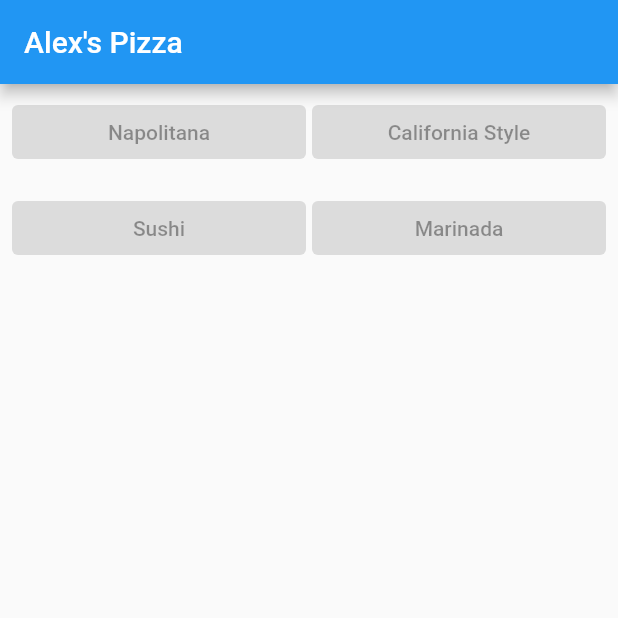
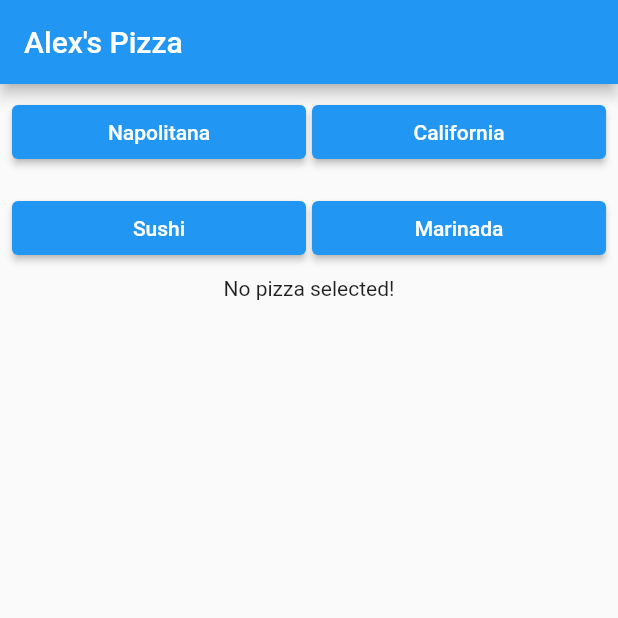
Before and after one commit to alexskrms/pizza-restaurant, a Flutter app: the screen it shows after launch, on a phone screen of 412 x 824 dp, the top half of it. Run offline on Flutter 3.47's test engine with Material 2 defaults, Android fonts, the phone set to English and light mode, and no system bars; our stand-ins replace rxdart.

Commit message:
Finished app to ask for pizzas using bloc architecture in flutter.

```diff
--- a/lib/blocs/bloc.dart
+++ b/lib/blocs/bloc.dart
@@ -1,3 +1,39 @@
+import 'dart:async';
+
+import 'package:rxdart/rxdart.dart';
+
 class Bloc {
+  final orders = StreamController<String>();
+  Stream<String> get showOrders => orders.stream.transform(validateOrder);
+  static final _pizzasList = {
+    "Sushi": 2,
+    "Napolitana": 3,
+    "California": 4,
+    "Marinada": 1
+  };
 
+  static final _pizzasImages = {
+    "Sushi": "http://pngimg.com/uploads/pizza/pizza_PNG44077.png",
+    "Napolitana": "http://pngimg.com/uploads/pizza/pizza_PNG44078",
+    "California": "http://pngimg.com/uploads/pizza/pizza_PNG44081",
+    "Marinada": "http://pngimg.com/uploads/pizza/pizza_PNG44084"
+  };
+
+  final validateOrder = StreamTransformer<String, String>.fromHandlers(handleData: (order, sink) {
+    if(_pizzasList[order] != null){
+      if(_pizzasList[order]! > 0){
+        sink.add(_pizzasImages[order].toString());
+        final quantity = _pizzasList[order];
+        _pizzasList[order] = (quantity! - 1);
+      }else{
+        sink.addError("Pizza not available");
+      }
+    }else{
+      sink.addError("Pizza not found");
+    }
+  });
+
+  void newOrder(String pizza){
+    orders.sink.add(pizza);
+  }
 }
--- a/lib/ui/pizza_restaurant.dart
+++ b/lib/ui/pizza_restaurant.dart
@@ -3,7 +3,7 @@ import 'package:pizza_restaurant/blocs/bloc.dart';
 import 'package:pizza_restaurant/blocs/provider.dart';
 
 class pizza_restaurant extends StatelessWidget {
-
+  var pizzaName = "";
   @override
   Widget build(BuildContext context) {
     final _bloc = provider.of(context);
@@ -33,7 +33,10 @@ class pizza_restaurant extends StatelessWidget {
           Expanded(
             child: ElevatedButton(
               child: Text("Napolitana"),
-              onPressed: null,
+              onPressed: () {
+                bloc.newOrder("Napolitana");
+                pizzaName = "Napolitana";
+              },
             ),
           ),
           Container(
@@ -41,8 +44,11 @@ class pizza_restaurant extends StatelessWidget {
           ),
           Expanded(
             child: ElevatedButton(
-              child: Text("California Style"),
-              onPressed: null,
+              child: Text("California"),
+              onPressed: () {
+                bloc.newOrder("California");
+                pizzaName = "California";
+              },
             ),
           )
         ],
@@ -58,7 +64,10 @@ class pizza_restaurant extends StatelessWidget {
           Expanded(
             child: ElevatedButton(
               child: Text("Sushi"),
-              onPressed: null,
+              onPressed: () {
+                bloc.newOrder("Sushi");
+                pizzaName = "Sushi";
+              },
             ),
           ),
           Container(
@@ -67,7 +76,10 @@ class pizza_restaurant extends StatelessWidget {
           Expanded(
             child: ElevatedButton(
               child: Text("Marinada"),
-              onPressed: null,
+              onPressed: () {
+                bloc.newOrder("Marinada");
+                pizzaName = "Marinada";
+              },
             ),
           )
         ],
@@ -76,6 +88,42 @@ class pizza_restaurant extends StatelessWidget {
   }
 
   orderInformation(Bloc bloc) {
-    return Container();
+    return StreamBuilder(
+      stream: bloc.showOrders,
+      builder: (context, AsyncSnapshot<String> snapshot){
+        if(snapshot.hasData){
+          return Column(
+            mainAxisAlignment: MainAxisAlignment.center,
+            children: <Widget>[
+              Image.network(
+                snapshot.data.toString(),
+                fit: BoxFit.fill,
+              ),
+              Container(
+                margin: EdgeInsets.only(top: 8.0),
+              ),
+              Text("Ready! Take your pizza $pizzaName!")
+            ],
+          );
+        }else if(snapshot.hasError){
+          return Column(
+            children: <Widget>[
+              Image.network("http://megatron.co.il/en/wp-content/uploads/sites/2/2017/11/out-of-stock.jpg",
+              fit: BoxFit.fill,
+              ),
+              Text(
+                snapshot.error.toString(),
+                style: TextStyle(
+                  color: Colors.red,
+                  fontSize: 20.0
+                ),
+              ),
+            ],
+          );
+        }else{
+          return Text("No pizza selected!");
+        }
+      },
+    );
   }
 }
```
